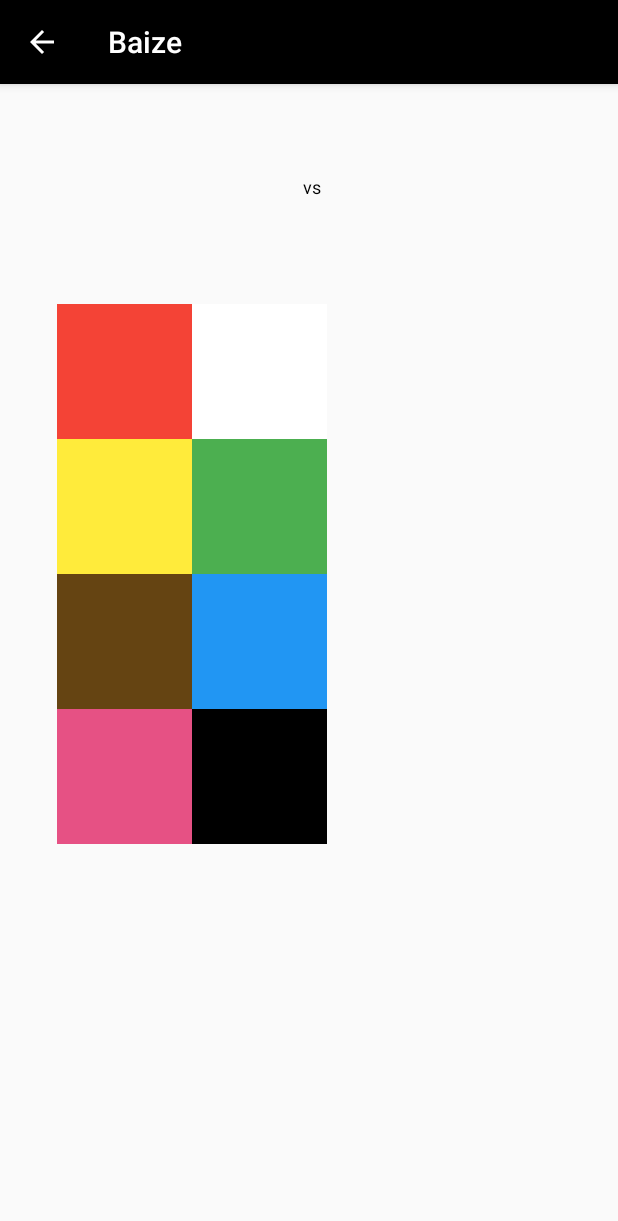
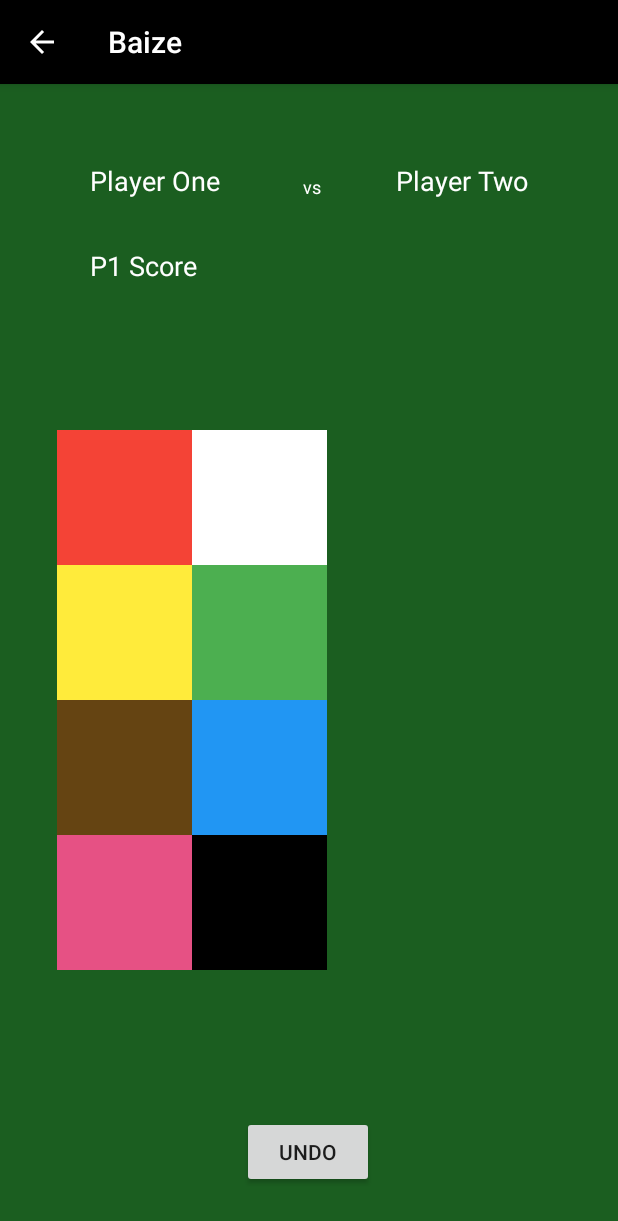
Before and after one commit to jasonlindsay87/SnookerScoreboard, an Android app: the screen it shows after launch (scoreboard), after a tap on "START MATCH", on a phone screen of 412 x 824 dp. Shown: the top 1221 px of the screen. Run offline under Robolectric (Android 15) with nearby library versions, the phone set to English and light mode, and no system bars.

Commit message:
Sun 10.05

```diff
--- a/app/src/main/java/com/e/baize/HomeActivity.java
+++ b/app/src/main/java/com/e/baize/HomeActivity.java
@@ -7,8 +7,6 @@ import android.view.View;
 import android.widget.EditText;
 
 public class HomeActivity extends AppCompatActivity {
-    public static final String PLAYER_ONE_NAME = "com.e.baize.MESSAGE";
-    public static final String PLAYER_TWO_NAME = "com.e.baize.MESSAGE";
     @Override
     protected void onCreate(Bundle savedInstanceState) {
         super.onCreate(savedInstanceState);
@@ -16,13 +14,27 @@ public class HomeActivity extends AppCompatActivity {
     }
 
     public void sendMessage(View view) {
-        Intent intent = new Intent(this, scoreboard.class);
-        EditText p1name = findViewById(R.id.p1name);
-        EditText p2name = findViewById(R.id.p2name);
-        String mP1name = p1name.getText().toString();
-        String mP2name = p2name.getText().toString();
-        intent.putExtra(PLAYER_ONE_NAME, mP1name);
-        intent.putExtra(PLAYER_TWO_NAME, mP2name);
-        startActivity(intent);
+        Intent Intent = new Intent(HomeActivity.this, scoreboard.class);
+        EditText eP1Name = findViewById(R.id.p1name);
+        EditText eP2Name = findViewById(R.id.p2name);
+        String sP1Name = "";
+        String sP2Name = "";
+
+        if (eP1Name.getText().toString().trim().length() < 1) {
+            sP1Name = "Player One";
+        }
+        else {
+            sP1Name = eP1Name.getText().toString();
+        }
+        if (eP2Name.getText().toString().trim().length() < 1) {
+            sP2Name = "Player Two";
+        }
+        else {
+            sP2Name = eP2Name.getText().toString();
+        }
+
+        Intent.putExtra("sP1name", sP1Name);
+        Intent.putExtra("sP2name", sP2Name);
+        startActivity(Intent);
     }
 }
--- a/app/src/main/java/com/e/baize/scoreboard.java
+++ b/app/src/main/java/com/e/baize/scoreboard.java
@@ -3,26 +3,73 @@ package com.e.baize;
 import androidx.appcompat.app.AppCompatActivity;
 import android.content.Intent;
 import android.os.Bundle;
+import android.view.View;
+import android.widget.Button;
 import android.widget.TextView;
-
+import java.util.ArrayList;
+import java.util.List;
 
 public class scoreboard extends AppCompatActivity {
+    int score = 0;
+    List<Integer> scoreHist = new ArrayList();
 
     @Override
     protected void onCreate(Bundle savedInstanceState) {
         super.onCreate(savedInstanceState);
         setContentView(R.layout.activity_scoreboard);
 
-        // Get the Intent that started this activity and extract the string
-        Intent intent = getIntent();
-        String mP1name = intent.getStringExtra(HomeActivity.PLAYER_ONE_NAME);
-        String mP2name = intent.getStringExtra(HomeActivity.PLAYER_TWO_NAME);
+        Bundle extras = getIntent().getExtras();
+        String sP1Name = extras.getString("sP1name");
+        String sP2Name = extras.getString("sP2name");
+        TextView tP1Name = findViewById(R.id.p1name);
+        TextView tP2Name = findViewById(R.id.p2name);
+        tP1Name.setText(sP1Name);
+        tP2Name.setText(sP2Name);
+    }
 
-        // Capture the layout's TextView and set the string as its text
-        TextView tP1Name = findViewById(R.id.p1name);
-        tP1Name.setText(mP1name);
+    public void redPotted(View v){
+        scoreHist.add(1);
+        updateScore(null);
+    }
+    public void yellowPotted(View v){
+        scoreHist.add(2);
+        updateScore(null);
+    }
+    public void greenPotted(View v){
+        scoreHist.add(3);
+        updateScore(null);
+    }
+    public void brownPotted(View v){
+        scoreHist.add(4);
+        updateScore(null);
+    }
+    public void bluePotted(View v){
+        scoreHist.add(5);
+        updateScore(null);
+    }
+    public void pinkPotted(View v){
+        scoreHist.add(6);
+        updateScore(null);
+    }
+    public void blackPotted(View v){
+        scoreHist.add(7);
+        updateScore(null);
+    }
 
-        TextView tP2Name = findViewById(R.id.p2name);
-        tP2Name.setText(mP2name);
+    public void updateScore(View v){
+        int iTotalScore = 0;
+        for (int i : scoreHist){
+            iTotalScore += i;
+        }
+
+        TextView tTotalScore = findViewById(R.id.p1Score);
+        tTotalScore.setText(Integer.toString(iTotalScore));
+    }
+
+    public void undoLastBall(View v) {
+        if (scoreHist.size() > 0) {
+            scoreHist.remove(scoreHist.size() - 1);
+        }
+        updateScore(null);
     }
 }
--- a/app/src/main/res/layout/activity_scoreboard.xml
+++ b/app/src/main/res/layout/activity_scoreboard.xml
@@ -4,7 +4,8 @@
     xmlns:app="http://schemas.android.com/apk/res-auto"
     xmlns:tools="http://schemas.android.com/tools"
     android:layout_width="match_parent"
-    android:layout_height="match_parent">
+    android:layout_height="match_parent"
+    android:background="#1B5E20">
 
     <TextView
         android:id="@+id/p1name"
@@ -13,19 +14,32 @@
         android:layout_marginStart="60dp"
         android:layout_marginTop="52dp"
         android:text="TextView"
-        android:textColor="@color/colorBlack"
+        android:textColor="@color/colorWhite"
         android:textSize="18sp"
         app:layout_constraintStart_toStartOf="parent"
         app:layout_constraintTop_toTopOf="parent" />
 
     <TextView
+        android:id="@+id/p1Score"
+        android:layout_width="wrap_content"
+        android:layout_height="wrap_content"
+        android:layout_marginStart="60dp"
+        android:layout_marginTop="32dp"
+        android:text="P1 Score"
+        android:textColor="@color/colorWhite"
+        android:textSize="18sp"
+        app:layout_constraintStart_toStartOf="parent"
+        app:layout_constraintTop_toBottomOf="@+id/p1name" />
+
+    <TextView
         android:id="@+id/p2name"
         android:layout_width="wrap_content"
         android:layout_height="wrap_content"
-        android:layout_marginTop="60dp"
-        android:layout_marginEnd="80dp"
+        android:layout_marginTop="52dp"
+        android:layout_marginEnd="60dp"
         android:text="TextView"
-        android:textColor="@color/colorBlack"
+        android:textColor="@color/colorWhite"
+        android:textSize="18sp"
         app:layout_constraintEnd_toEndOf="parent"
         app:layout_constraintTop_toTopOf="parent" />
 
@@ -35,21 +49,21 @@
         android:layout_height="wrap_content"
         android:layout_marginTop="60dp"
         android:text="@string/vs"
-        android:textColor="@color/colorBlack"
+        android:textColor="@color/colorWhite"
         android:textSize="12sp"
         app:layout_constraintEnd_toStartOf="@+id/p2name"
-        app:layout_constraintHorizontal_bias="0.545"
+        app:layout_constraintHorizontal_bias="0.524"
         app:layout_constraintStart_toEndOf="@+id/p1name"
         app:layout_constraintTop_toTopOf="parent" />
 
     <TableLayout
         android:layout_width="180dp"
         android:layout_height="360dp"
-        android:layout_marginTop="70dp"
+        app:layout_constraintBottom_toTopOf="@+id/bUndo"
         app:layout_constraintEnd_toEndOf="parent"
         app:layout_constraintHorizontal_bias="0.164"
         app:layout_constraintStart_toStartOf="parent"
-        app:layout_constraintTop_toBottomOf="@+id/p1name">
+        app:layout_constraintTop_toBottomOf="@+id/p1Score">
 
 
         <TableRow
@@ -57,12 +71,15 @@
             android:layout_height="match_parent">
 
             <TextView
+                android:id="@+id/redBall"
                 android:layout_width="90dp"
                 android:layout_height="90dp"
                 android:layout_column="1"
-                android:background="#F44336" />
+                android:background="#F44336"
+                android:onClick="redPotted" />
 
             <TextView
+                android:id="@+id/whiteBall"
                 android:layout_width="90dp"
                 android:layout_height="90dp"
                 android:layout_column="2"
@@ -74,17 +91,20 @@
             android:layout_height="match_parent">
 
             <TextView
+                android:id="@+id/yellowBall"
                 android:layout_width="90dp"
                 android:layout_height="90dp"
                 android:layout_column="1"
                 android:background="#FFEB3B"
-                android:text=" " />
+                android:onClick="yellowPotted" />
 
             <TextView
+                android:id="@+id/greenBall"
                 android:layout_width="90dp"
                 android:layout_height="90dp"
                 android:layout_column="2"
-                android:background="#4CAF50" />
+                android:background="#4CAF50"
+                android:onClick="greenPotted" />
         </TableRow>
 
         <TableRow
@@ -92,16 +112,20 @@
             android:layout_height="90dp">
 
             <TextView
+                android:id="@+id/brownBall"
                 android:layout_width="90dp"
                 android:layout_height="90dp"
                 android:layout_column="1"
-                android:background="#654412" />
+                android:background="#654412"
+                android:onClick="brownPotted" />
 
             <TextView
+                android:id="@+id/blueBall"
                 android:layout_width="90dp"
                 android:layout_height="90dp"
                 android:layout_column="2"
-                android:background="#2196F3" />
+                android:background="#2196F3"
+                android:onClick="bluePotted" />
         </TableRow>
 
         <TableRow
@@ -109,16 +133,33 @@
             android:layout_height="90dp">
 
             <TextView
+                android:id="@+id/pinkBall"
                 android:layout_width="90dp"
                 android:layout_height="90dp"
                 android:layout_column="1"
-                android:background="#E65184" />
+                android:background="#E65184"
+                android:onClick="pinkPotted" />
 
             <TextView
+                android:id="@+id/blackBall"
                 android:layout_width="90dp"
                 android:layout_height="90dp"
                 android:layout_column="2"
-                android:background="@color/colorBlack" />
+                android:background="@color/colorBlack"
+                android:onClick="blackPotted" />
         </TableRow>
     </TableLayout>
+
+    <Button
+        android:id="@+id/bUndo"
+        android:layout_width="wrap_content"
+        android:layout_height="wrap_content"
+        android:layout_marginBottom="32dp"
+        android:onClick="undoLastBall"
+        android:text="@string/Undo"
+        app:layout_constraintBottom_toBottomOf="parent"
+        app:layout_constraintEnd_toEndOf="parent"
+        app:layout_constraintHorizontal_bias="0.498"
+        app:layout_constraintStart_toStartOf="parent" />
+
 </androidx.constraintlayout.widget.ConstraintLayout>
--- a/app/src/main/res/values/strings.xml
+++ b/app/src/main/res/values/strings.xml
@@ -5,4 +5,5 @@
     <string name="name_player_two">Player Two Name</string>
     <string name="start_match">Start Match</string>
     <string name="vs">vs</string>
+    <string name="Undo">Undo</string>
 </resources>
```
